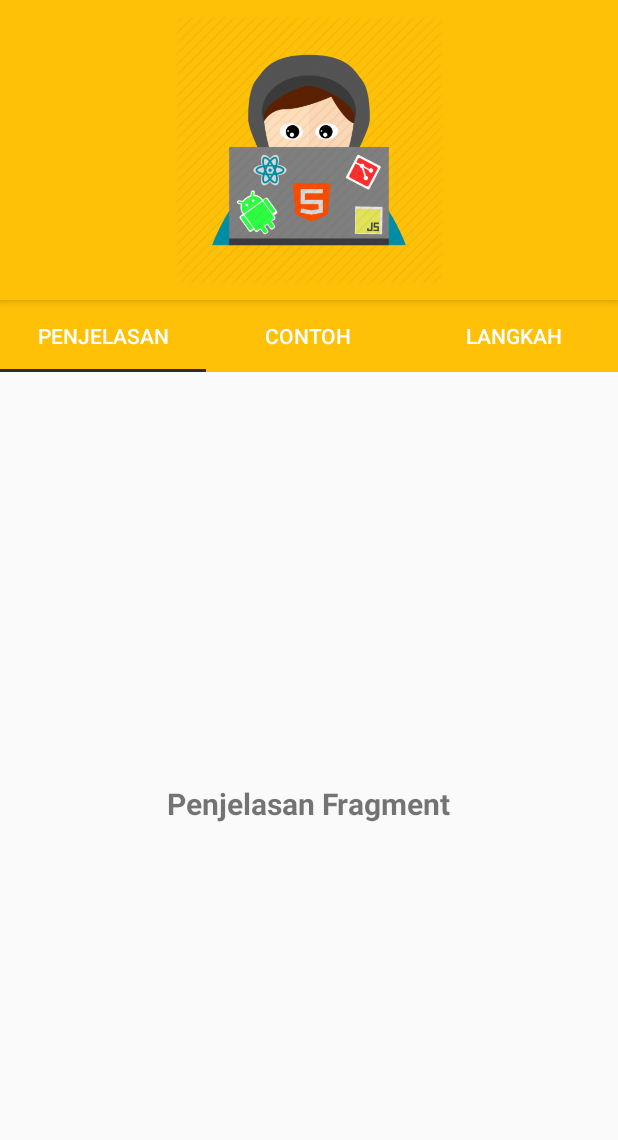
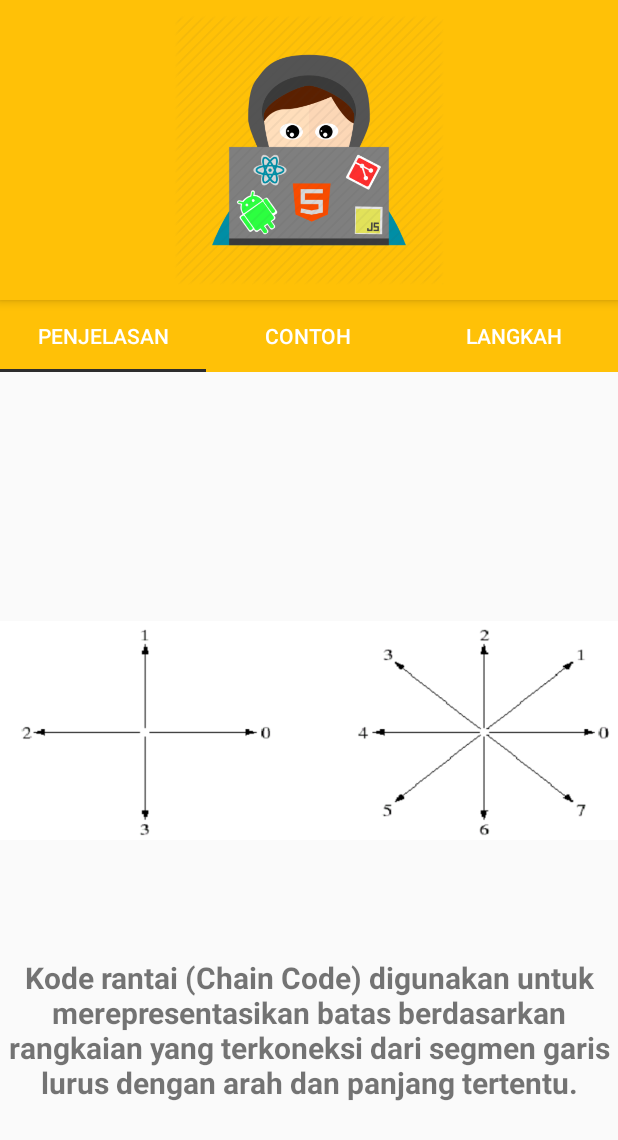
Before and after one commit to ivansp13/Skripsi_Ivan, an Android app: the FragmentPenjelasan screen opened directly, with no data from a screen before it, on a phone screen of 412 x 824 dp. Shown: the top 1140 px of the screen. Run offline under Robolectric (Android 15) with nearby library versions, the phone set to English and light mode, and no system bars.

Commit message:
beberapa tambahan setelah dari Nikko

```diff
--- a/app/build.gradle
+++ b/app/build.gradle
@@ -24,8 +24,6 @@ dependencies {
     implementation 'com.android.support:appcompat-v7:27.1.1'
     implementation 'com.android.support.constraint:constraint-layout:1.1.2'
     testImplementation 'junit:junit:4.12'
-    androidTestImplementation 'com.android.support.convertToBinary:runner:1.0.2'
-    androidTestImplementation 'com.android.support.convertToBinary.espresso:espresso-core:3.0.2'
     implementation 'com.android.support:cardview-v7:27.1.1'
     implementation 'com.android.support:support-v4:27.1.1'
     implementation 'com.android.support:recyclerview-v7:27.1.1'
--- a/app/src/main/java/com/ivan/skripsi/skripsi_ivan/Chain.java
+++ b/app/src/main/java/com/ivan/skripsi/skripsi_ivan/Chain.java
@@ -426,7 +426,7 @@ public class Chain {
             System.out.print("7 ");
             bn = bn + "7 ";
             perimeter += Math.sqrt(2); // keliling 1cm = 37.795pixels
-            area += -(i + 0.5);
+            area += -(i - 0.5);
         /* luas itu 0 dan y nya itu i, kalo x itu j
            supaya jadi cm maka di akhir harus di dibagi
           1cm2 = 37.795^2 pixels kuadrat */
@@ -567,7 +567,7 @@ public class Chain {
             j = j + 1;
             System.out.print("7 ");
             perimeter += Math.sqrt(2); // keliling 1cm = 37.795pixels
-            area += -(i + 0.5);
+            area += -(i - 0.5);
         /* luas itu 0 dan y nya itu i, kalo x itu j
            supaya jadi cm maka di akhir harus di dibagi
           1cm2 = 37.795^2 pixels kuadrat */
--- a/app/src/main/res/layout/langkah_fragment.xml
+++ b/app/src/main/res/layout/langkah_fragment.xml
@@ -8,7 +8,7 @@
     <TextView
         android:layout_width="wrap_content"
         android:layout_height="wrap_content"
-        android:text="Langkah Fragment"
+        android:text="@string/langkah"
         android:textStyle="bold"
         android:textSize="20sp"/>
 
--- a/app/src/main/res/layout/penjelasan_fragment.xml
+++ b/app/src/main/res/layout/penjelasan_fragment.xml
@@ -5,10 +5,15 @@
     android:layout_height="match_parent"
     android:orientation="vertical"
     android:gravity="center">
+    <ImageView
+        android:layout_width="wrap_content"
+        android:layout_height="wrap_content"
+        android:src="@drawable/chaincode"/>
     <TextView
         android:layout_width="wrap_content"
         android:layout_height="wrap_content"
-        android:text="Penjelasan Fragment"
+        android:text="@string/penjelasan"
+        android:textAlignment="center"
         android:textStyle="bold"
         android:textSize="20sp"/>
 
--- a/app/src/main/res/values/strings.xml
+++ b/app/src/main/res/values/strings.xml
@@ -6,4 +6,9 @@
     <string name="klik3">Rumus dan Cara Kerja Aplikasi</string>
     <string name="klik4">Tentang Pembuat Aplikasi</string>
     <string name="splashscreen">Selamat Datang di Aplikasi!</string>
+    <string name="penjelasan">Kode rantai (Chain Code) digunakan untuk merepresentasikan batas berdasarkan rangkaian yang terkoneksi dari segmen garis lurus dengan arah dan panjang tertentu.</string>
+    <string name="langkah">Pertama, buka aplikasi dan ambil gambar.
+    Kedua, gunakan tombol deteksi untuk menjalankan metode dalam aplikasi
+    Ketiga, bandingkan hasil dengan hitungan nyata
+    Keempat, simpan dan selesai</string>
 </resources>
--- a/build.gradle
+++ b/build.gradle
@@ -7,7 +7,7 @@ buildscript {
         jcenter()
     }
     dependencies {
-        classpath 'com.android.tools.build:gradle:3.1.4'
+        classpath 'com.android.tools.build:gradle:3.2.0'
         // NOTE: Do not place your application dependencies here; they belong
         // in the individual module build.gradle files
     }
```
Also changed, not shown: app/src/main/java/com/ivan/skripsi/skripsi_ivan/Activity_Kamera.java (+15 -19 lines), app/src/main/res/layout/activity__kamera.xml (+9 -0 lines), app/src/main/res/layout/contoh_fragment.xml (+3 -4 lines), app/src/main/res/drawable/chaincode.png (added), app/src/main/res/drawable/chaincode_contoh.png (added), gradle/wrapper/gradle-wrapper.properties.
